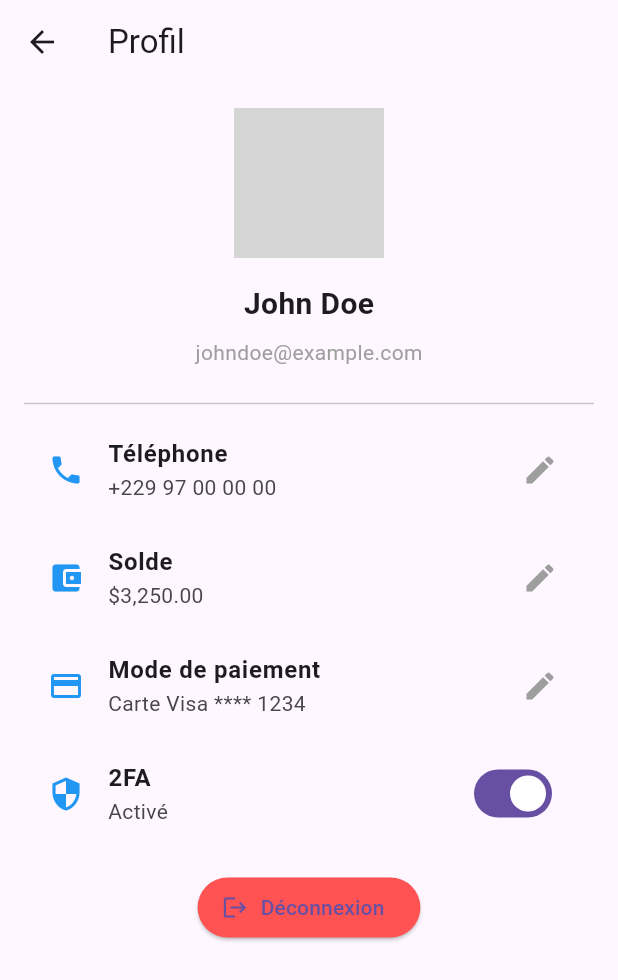
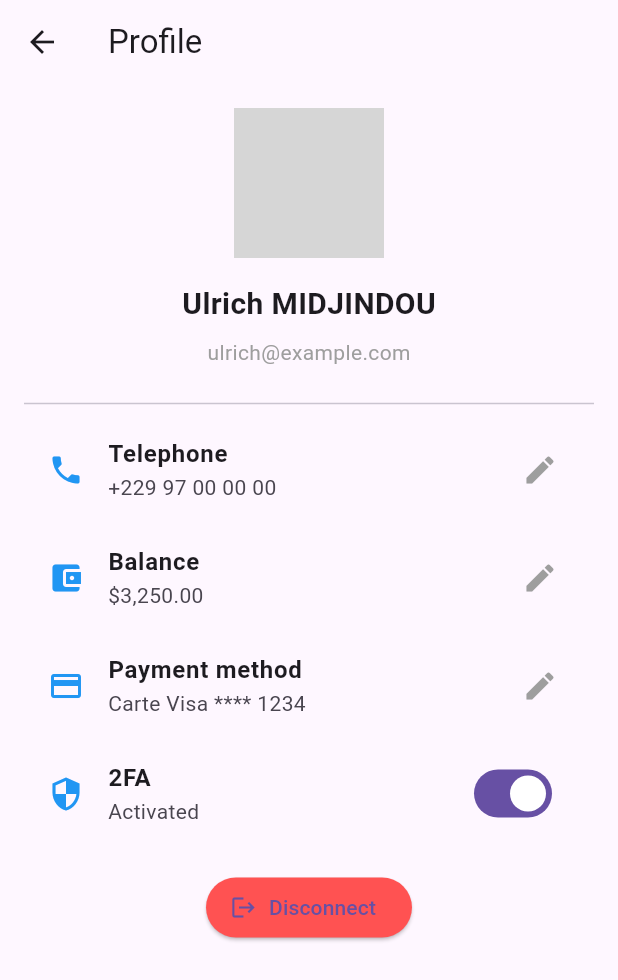
Before and after one commit to ulrich2000-git/FlutterDay2, a Flutter app: the ProfileScreen screen opened directly, on a phone screen of 412 x 824 dp. Shown: the top 980 px of the screen. Run offline on Flutter 3.47's test engine with Material 3 defaults, Android fonts, the light colour scheme and no system bars; our stand-ins replace fl_chart, sqflite; missing offline and left inert: u_credit_card; accounts and stored records are empty; grey boxes are pictures that could not be loaded.

Commit message:
[UPDATE]: Mise a jour de certaines pages

```diff
--- a/dclicpay/lib/profilescreen.dart
+++ b/dclicpay/lib/profilescreen.dart
@@ -18,7 +18,7 @@ class _ProfileScreenState extends State<ProfileScreen> {
       context: context,
       builder: (context) {
         return AlertDialog(
-          title: Text("Modifier $title"),
+          title: Text("Modified $title"),
           content: TextField(
             controller: controller,
             decoration: InputDecoration(
@@ -30,7 +30,7 @@ class _ProfileScreenState extends State<ProfileScreen> {
           actions: [
             TextButton(
               onPressed: () => Navigator.pop(context),
-              child: Text("Annuler"),
+              child: Text("Cancel"),
             ),
             ElevatedButton(
               onPressed: () {
@@ -39,7 +39,7 @@ class _ProfileScreenState extends State<ProfileScreen> {
                 });
                 Navigator.pop(context);
               },
-              child: Text("Enregistrer"),
+              child: Text("Save"),
             ),
           ],
         );
@@ -50,7 +50,7 @@ class _ProfileScreenState extends State<ProfileScreen> {
   @override
   Widget build(BuildContext context) {
     return Scaffold(
-      appBar: AppBar(title: Text('Profil')),
+      appBar: AppBar(title: Text('Profile')),
       body: Padding(
         padding: EdgeInsets.all(16.0),
         child: Column(
@@ -61,28 +61,28 @@ class _ProfileScreenState extends State<ProfileScreen> {
               backgroundImage: AssetImage('assets/profile.png'),
             ),
             SizedBox(height: 16),
-            Text('John Doe', style: TextStyle(fontSize: 20, fontWeight: FontWeight.bold)),
+            Text('Ulrich MIDJINDOU', style: TextStyle(fontSize: 20, fontWeight: FontWeight.bold)),
             SizedBox(height: 8),
-            Text('johndoe@example.com', style: TextStyle(color: Colors.grey)),
+            Text('ulrich@example.com', style: TextStyle(color: Colors.grey)),
             SizedBox(height: 16),
             Divider(),
 
-            _buildProfileOption(Icons.phone, 'Téléphone', phoneNumber, (newValue) {
+            _buildProfileOption(Icons.phone, 'Telephone', phoneNumber, (newValue) {
               setState(() => phoneNumber = newValue);
             }),
 
-            _buildProfileOption(Icons.account_balance_wallet, 'Solde', balance, (newValue) {
+            _buildProfileOption(Icons.account_balance_wallet, 'Balance', balance, (newValue) {
               setState(() => balance = newValue);
             }),
 
-            _buildProfileOption(Icons.payment, 'Mode de paiement', paymentMethod, (newValue) {
+            _buildProfileOption(Icons.payment, 'Payment method', paymentMethod, (newValue) {
               setState(() => paymentMethod = newValue);
             }),
 
             ListTile(
               leading: Icon(Icons.security, color: Colors.blue),
               title: Text('2FA', style: TextStyle(fontWeight: FontWeight.bold)),
-              subtitle: Text(is2FAEnabled ? "Activé" : "Désactivé"),
+              subtitle: Text(is2FAEnabled ? "Activated" : "Off"),
               trailing: Switch(
                 value: is2FAEnabled,
                 onChanged: (value) {
@@ -99,7 +99,7 @@ class _ProfileScreenState extends State<ProfileScreen> {
                 Navigator.pushReplacementNamed(context, '/login');
               },
               icon: Icon(Icons.logout),
-              label: Text('Déconnexion'),
+              label: Text('Disconnect'),
               style: ElevatedButton.styleFrom(backgroundColor: Colors.redAccent),
             ),
           ],
```
Also changed, not shown: dclicpay/lib/giftscreen.dart (+10 -10 lines), dclicpay/lib/loginscreen.dart (+7 -8 lines), dclicpay/lib/send_screen.dart (+28 -17 lines).
